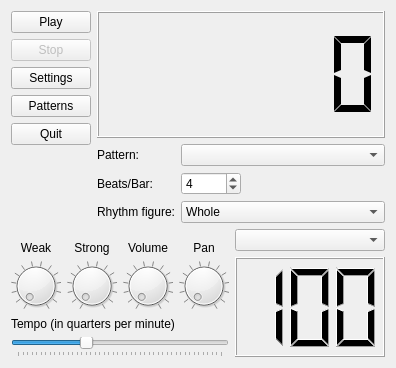
This is src/kmetronomeviewbase.ui in pedrolcl/kmetronome as Qt 5 draws it before an edit. The edited form follows.
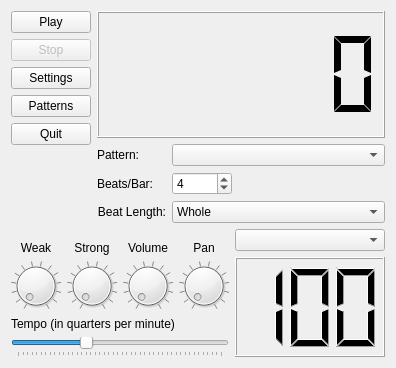
This is the edited form. Icons and pictures are not drawn. Custom widgets are drawn as their Qt base class.

What changed in the file:
```diff
--- a/src/kmetronomeviewbase.ui
+++ b/src/kmetronomeviewbase.ui
@@ -250,7 +250,7 @@
          <item row="2" column="0">
           <widget class="QLabel" name="lblFigure">
            <property name="text">
-            <string>Rhythm figure:</string>
+            <string>Beat Length:</string>
            </property>
            <property name="alignment">
             <set>Qt::AlignRight|Qt::AlignTrailing|Qt::AlignVCenter</set>
```
Left out of the diff: 9 changed lines with no effect on the pictures.
